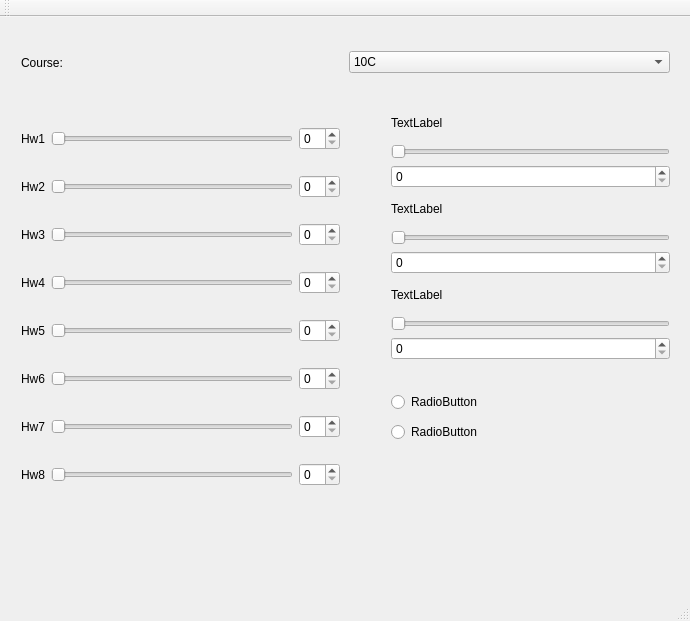
Qt form grade_calculator.ui (Haths/Assignment-2-Grade-Calculator) before a commit.
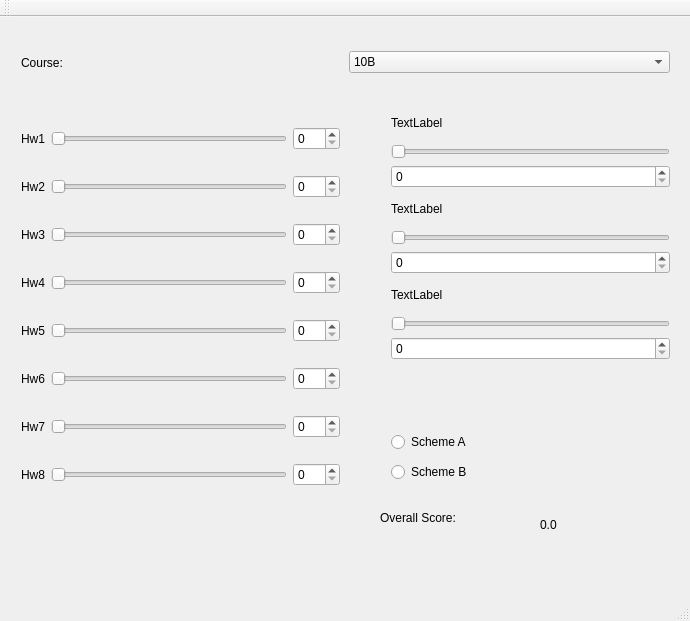
The same form after that commit.

Commit message: add final score calculat on one scheme

What changed in the file:
```diff
--- a/grade_calculator.ui
+++ b/grade_calculator.ui
@@ -39,11 +39,6 @@
          <verstretch>0</verstretch>
         </sizepolicy>
        </property>
-       <item>
-        <property name="text">
-         <string>10C</string>
-        </property>
-       </item>
        <item>
         <property name="text">
          <string>10B</string>
@@ -74,13 +69,20 @@
        </item>
        <item>
         <widget class="QSlider" name="horizontalSlider_2">
+         <property name="maximum">
+          <number>100</number>
+         </property>
          <property name="orientation">
           <enum>Qt::Horizontal</enum>
          </property>
         </widget>
        </item>
        <item>
-        <widget class="QSpinBox" name="spinBox"/>
+        <widget class="QSpinBox" name="hw1">
+         <property name="maximum">
+          <number>100</number>
+         </property>
+        </widget>
        </item>
       </layout>
      </item>
@@ -95,13 +97,20 @@
        </item>
        <item>
         <widget class="QSlider" name="horizontalSlider_9">
+         <property name="maximum">
+          <number>100</number>
+         </property>
          <property name="orientation">
           <enum>Qt::Horizontal</enum>
          </property>
         </widget>
        </item>
        <item>
-        <widget class="QSpinBox" name="spinBox_8"/>
+        <widget class="QSpinBox" name="hw2">
+         <property name="maximum">
+          <number>100</number>
+         </property>
+        </widget>
        </item>
       </layout>
      </item>
@@ -116,13 +125,20 @@
        </item>
        <item>
         <widget class="QSlider" name="horizontalSlider_8">
+         <property name="maximum">
+          <number>100</number>
+         </property>
          <property name="orientation">
           <enum>Qt::Horizontal</enum>
          </property>
         </widget>
        </item>
        <item>
-        <widget class="QSpinBox" name="spinBox_7"/>
+        <widget class="QSpinBox" name="hw3">
+         <property name="maximum">
+          <number>100</number>
+         </property>
+        </widget>
        </item>
       </layout>
      </item>
@@ -137,13 +153,20 @@
        </item>
        <item>
         <widget class="QSlider" name="horizontalSlider_7">
+         <property name="maximum">
+          <number>100</number>
+         </property>
          <property name="orientation">
           <enum>Qt::Horizontal</enum>
          </property>
         </widget>
        </item>
        <item alignment="Qt::AlignLeft">
-        <widget class="QSpinBox" name="spinBox_6"/>
+        <widget class="QSpinBox" name="hw4">
+         <property name="maximum">
+          <number>100</number>
+         </property>
+        </widget>
        </item>
       </layout>
      </item>
@@ -158,13 +181,20 @@
        </item>
        <item>
         <widget class="QSlider" name="horizontalSlider_6">
+         <property name="maximum">
+          <number>100</number>
+         </property>
          <property name="orientation">
           <enum>Qt::Horizontal</enum>
          </property>
         </widget>
        </item>
        <item>
-        <widget class="QSpinBox" name="spinBox_5"/>
+        <widget class="QSpinBox" name="hw5">
+         <property name="maximum">
+          <number>100</number>
+         </property>
+        </widget>
        </item>
       </layout>
      </item>
@@ -179,13 +209,20 @@
        </item>
        <item>
         <widget class="QSlider" name="horizontalSlider_5">
+         <property name="maximum">
+          <number>100</number>
+         </property>
          <property name="orientation">
           <enum>Qt::Horizontal</enum>
          </property>
         </widget>
        </item>
        <item>
-        <widget class="QSpinBox" name="spinBox_4"/>
+        <widget class="QSpinBox" name="hw6">
+         <property name="maximum">
+          <number>100</number>
+         </property>
+        </widget>
        </item>
       </layout>
      </item>
@@ -200,13 +237,20 @@
        </item>
        <item>
         <widget class="QSlider" name="horizontalSlider_4">
+         <property name="maximum">
+          <number>100</number>
+         </property>
          <property name="orientation">
           <enum>Qt::Horizontal</enum>
          </property>
         </widget>
        </item>
        <item>
-        <widget class="QSpinBox" name="spinBox_3"/>
+        <widget class="QSpinBox" name="hw7">
+         <property name="maximum">
+          <number>100</number>
+         </property>
+        </widget>
        </item>
       </layout>
      </item>
@@ -221,23 +265,56 @@
        </item>
        <item>
         <widget class="QSlider" name="horizontalSlider_3">
+         <property name="maximum">
+          <number>100</number>
+         </property>
          <property name="orientation">
           <enum>Qt::Horizontal</enum>
          </property>
         </widget>
        </item>
        <item>
-        <widget class="QSpinBox" name="spinBox_2"/>
+        <widget class="QSpinBox" name="hw8">
+         <property name="maximum">
+          <number>100</number>
+         </property>
+        </widget>
        </item>
       </layout>
      </item>
     </layout>
    </widget>
+   <widget class="QLabel" name="label_14">
+    <property name="geometry">
+     <rect>
+      <x>380</x>
+      <y>460</y>
+      <width>121</width>
+      <height>81</height>
+     </rect>
+    </property>
+    <property name="text">
+     <string>Overall Score:</string>
+    </property>
+   </widget>
+   <widget class="QLabel" name="score">
+    <property name="geometry">
+     <rect>
+      <x>540</x>
+      <y>500</y>
+      <width>60</width>
+      <height>16</height>
+     </rect>
+    </property>
+    <property name="text">
+     <string>0.0</string>
+    </property>
+   </widget>
    <widget class="QWidget" name="">
     <property name="geometry">
      <rect>
       <x>380</x>
-      <y>360</y>
+      <y>400</y>
       <width>221</width>
       <height>81</height>
      </rect>
@@ -246,14 +323,14 @@
      <item>
       <widget class="QRadioButton" name="radioButton">
        <property name="text">
-        <string>RadioButton</string>
+        <string>Scheme A</string>
        </property>
       </widget>
      </item>
      <item>
       <widget class="QRadioButton" name="radioButton_2">
        <property name="text">
-        <string>RadioButton</string>
+        <string>Scheme B</string>
        </property>
       </widget>
      </item>
```
Left out of the diff: 83 changed lines with no effect on the pictures. The commit also changes 2 other files.
